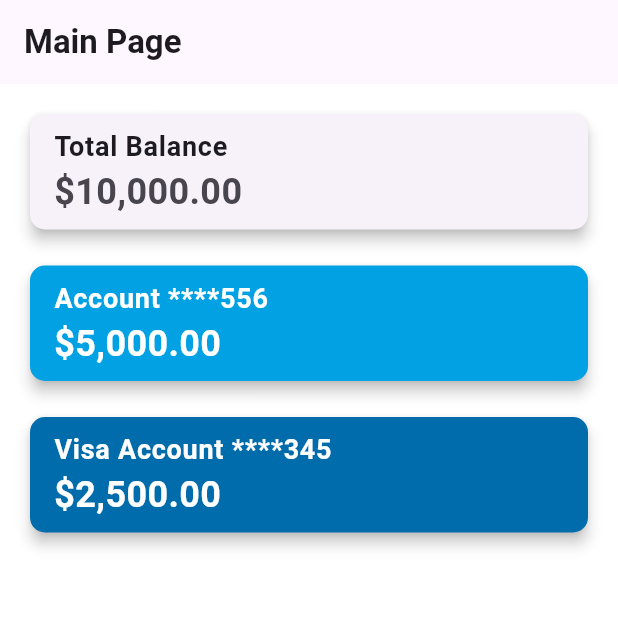
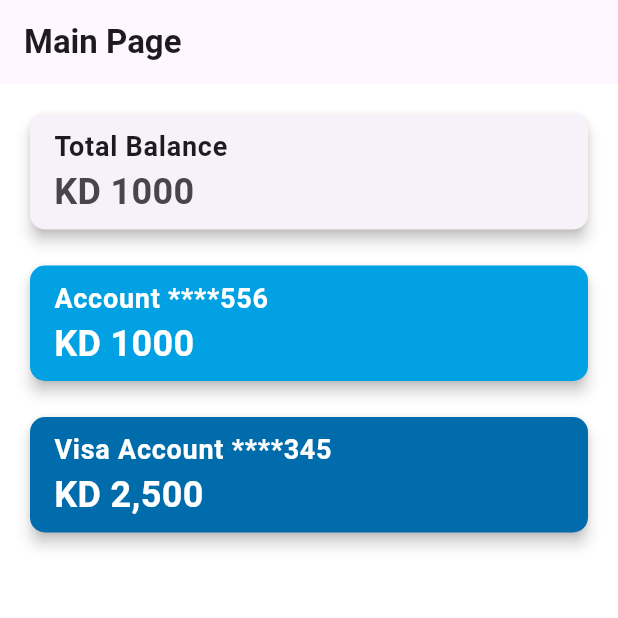
Before and after one commit to ousef777/Safe-Pay-Frontend, a Flutter app: the MainPage screen opened by its route, on a phone screen of 412 x 824 dp, the top half of it. Run offline on Flutter 3.47's test engine with Material 3 defaults, Android fonts, the phone set to English and light mode, and no system bars; our stand-ins replace dio, go_router, shared_preferences; accounts and stored records are empty.

Commit message:
change the balance from $ to KD add the scrawlible view

```diff
--- a/lib/pages/main_page.dart
+++ b/lib/pages/main_page.dart
@@ -4,16 +4,17 @@ class MainPage extends StatelessWidget {
   @override
   Widget build(BuildContext context) {
     return Scaffold(
-        backgroundColor: Colors.white,
+        backgroundColor: Colors.white, // Sets the background color of the page
         appBar: AppBar(
           title: Text(
             'Main Page ',
             style: TextStyle(
-              fontWeight: FontWeight.bold,
+              fontWeight: FontWeight.bold, // Makes the text bold
             ),
           ),
         ),
         body: SingleChildScrollView(
+            // Makes the body scrollable in case of overflow
             // Make the page scrollable
             child: Padding(
           padding: const EdgeInsets.all(16.0),
@@ -31,7 +32,7 @@ class MainPage extends StatelessWidget {
                     style: TextStyle(fontSize: 18, fontWeight: FontWeight.bold),
                   ),
                   subtitle: Text(
-                    '\$10,000.00', // Example total balance
+                    'KD 1000', // Example total balance
                     style: TextStyle(fontSize: 24, fontWeight: FontWeight.w600),
                   ),
                 ),
@@ -56,7 +57,7 @@ class MainPage extends StatelessWidget {
                     ),
                   ),
                   subtitle: Text(
-                    '\$5,000.00', // Display account balance here
+                    'KD 1000', // Display account balance here
                     style: TextStyle(
                       fontSize: 24,
                       fontWeight: FontWeight.bold,
@@ -84,7 +85,7 @@ class MainPage extends StatelessWidget {
                     ),
                   ),
                   subtitle: Text(
-                    '\$2,500.00', // Display visa account balance here
+                    'KD 2,500', // Display visa account balance here
                     style: TextStyle(
                       fontSize: 24,
                       fontWeight: FontWeight.bold,
```
